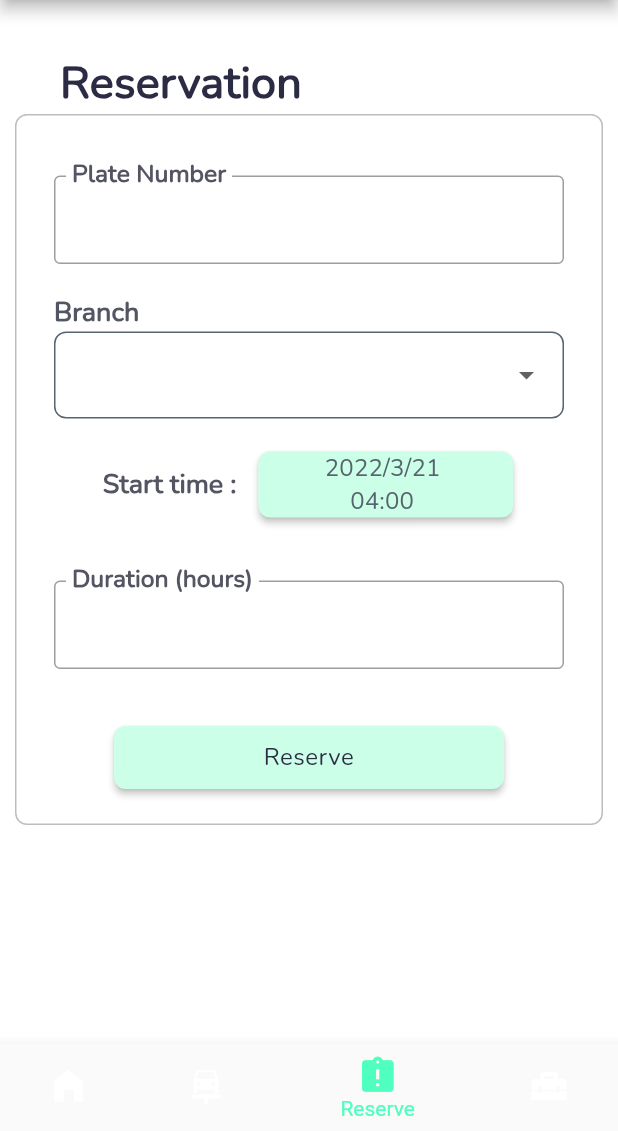
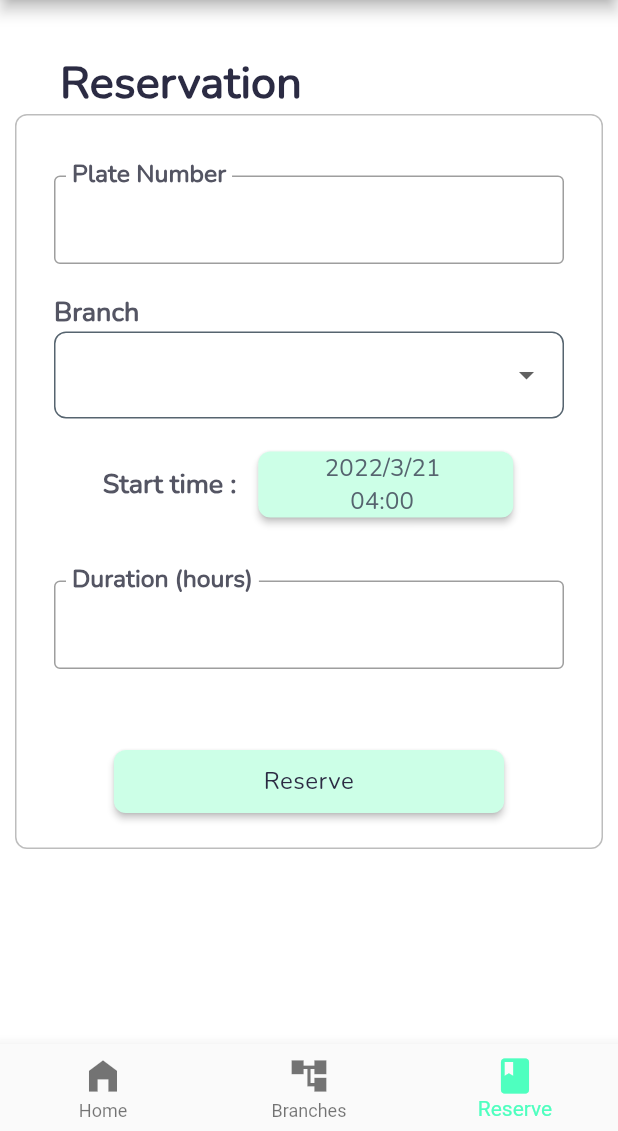
Before and after one commit to bekaDessalegn/Sheger-Parking, a Flutter app: the HomePage screen opened directly with empty values, item 3 of the bottom bar chosen, on a phone screen of 412 x 824 dp, the part 105-1236 px from its top. Run offline on Flutter 3.47's test engine with Material 2 defaults, Android fonts, the phone set to English and light mode, and no system bars; our stand-ins replace carousel_slider, flutter_svg, geolocator, google_maps_flutter; missing offline and left inert: time_picker_widget; network calls fail.

Commit message:
my commit

```diff
--- a/lib/models/ReservationDetails.dart
+++ b/lib/models/ReservationDetails.dart
@@ -1,6 +1,6 @@
 // ignore_for_file: file_names
 
-class Book {
+class ReservationDetails {
   final String id;
   final String client;
   final String reservationPlateNumber;
@@ -11,7 +11,7 @@ class Book {
   final int duration;
   final bool parked;
 
-  const Book({
+  const ReservationDetails({
     required this.id,
     required this.client,
     required this.reservationPlateNumber,
@@ -23,7 +23,7 @@ class Book {
     required this.parked,
   });
 
-  factory Book.fromJson(Map<String, dynamic> json) => Book(
+  factory ReservationDetails.fromJson(Map<String, dynamic> json) => ReservationDetails(
     id: json['id'],
     client: json['client'],
     reservationPlateNumber: json['reservationPlateNumber'],
--- a/lib/pages/EditProfile.dart
+++ b/lib/pages/EditProfile.dart
@@ -4,14 +4,11 @@
 import 'dart:convert';
 
 import 'package:sheger_parking/pages/ProfilePage.dart';
-import 'package:sheger_parking/pages/StartUpPage.dart';
-import 'package:flutter/gestures.dart';
 import 'package:flutter/material.dart';
 import 'package:http/http.dart' as http;
 
 import '../constants/colors.dart';
 import '../constants/strings.dart';
-import 'package:flutter_svg/flutter_svg.dart';
 
 class EditProfilePage extends StatefulWidget {
 
@@ -34,7 +31,7 @@ class _EditProfilePageState extends State<EditProfilePage> {
       'Accept': '*/*',
       'Content-Type': 'application/json'
     };
-    var url = Uri.parse('http://10.4.109.57:5000/token:qwhu67fv56frt5drfx45e/clients/${id}');
+    var url = Uri.parse('http://192.168.1.4:5000/token:qwhu67fv56frt5drfx45e/clients/${id}');
 
     var body = {
       "fullName": fullName,
--- a/lib/pages/HomePage.dart
+++ b/lib/pages/HomePage.dart
@@ -1,19 +1,14 @@
 // ignore: file_names
 // ignore_for_file: file_names, no_logic_in_create_state, prefer_const_constructors, prefer_const_literals_to_create_immutables
 
+
 import 'package:sheger_parking/pages/BranchesPage.dart';
-import 'package:sheger_parking/pages/EditReservation.dart';
-import 'package:sheger_parking/pages/NoReservation.dart';
 import 'package:sheger_parking/pages/ProfilePage.dart';
-import 'package:sheger_parking/pages/ReservationDetailsPage.dart';
-import 'package:flutter/gestures.dart';
 import 'package:flutter/material.dart';
 import 'package:sheger_parking/pages/Reservations.dart';
-import 'package:sheger_parking/pages/filter_network_list_page.dart';
 
 import '../constants/colors.dart';
 import '../constants/strings.dart';
-import 'package:flutter_svg/flutter_svg.dart';
 
 import 'ReservationPage.dart';
 
@@ -94,61 +89,9 @@ class _HomePageState extends State<HomePage> {
           phone: phone,
           email: email,
           passwordHash: passwordHash,
-          defaultPlateNumber: defaultPlateNumber),
-      FilterNetworkListPage()
+          defaultPlateNumber: defaultPlateNumber)
     ];
   }
-
-  dynamic infos = [
-    {
-      "plateNumber": "624875",
-      "time": "8:00 A.M",
-      "duration": "3 hrs",
-      "branch": "Branch 1"
-    },
-    {
-      "plateNumber": "215896",
-      "time": "4:00 A.M",
-      "duration": "6 hrs",
-      "branch": "Branch 2"
-    },
-    {
-      "plateNumber": "478563",
-      "time": "7:00 A.M",
-      "duration": "2 hrs",
-      "branch": "Branch 3"
-    },
-    {
-      "plateNumber": "015874",
-      "time": "1:00 A.M",
-      "duration": "4 hrs",
-      "branch": "Branch 4"
-    },
-    {
-      "plateNumber": "624875",
-      "time": "8:00 A.M",
-      "duration": "3 hrs",
-      "branch": "Branch 5"
-    },
-    {
-      "plateNumber": "215896",
-      "time": "4:00 A.M",
-      "duration": "6 hrs",
-      "branch": "Branch 6"
-    },
-    {
-      "plateNumber": "478563",
-      "time": "7:00 A.M",
-      "duration": "2 hrs",
-      "branch": "Branch 7"
-    },
-    {
-      "plateNumber": "015874",
-      "time": "1:00 A.M",
-      "duration": "4 hrs",
-      "branch": "Branch 8"
-    },
-  ];
 
   bool isDataEntered = true;
 
@@ -217,16 +160,12 @@ class _HomePageState extends State<HomePage> {
             label: "Home",
           ),
           BottomNavigationBarItem(
-            icon: Icon(Icons.car_repair),
+            icon: Icon(Icons.account_tree),
             label: "Branches",
           ),
           BottomNavigationBarItem(
-            icon: Icon(Icons.assignment_late),
+            icon: Icon(Icons.book),
             label: "Reserve",
-          ),
-          BottomNavigationBarItem(
-            icon: Icon(Icons.home_repair_service),
-            label: "Trial",
           ),
         ],
       ),
--- a/lib/pages/LoginPage.dart
+++ b/lib/pages/LoginPage.dart
@@ -31,7 +31,7 @@ class _LoginPageState extends State<LoginPage> {
       'Accept': '*/*',
       'Content-Type': 'application/json'
     };
-    var url = Uri.parse('http://10.4.109.57:5000/token:qwhu67fv56frt5drfx45e/clients/login');
+    var url = Uri.parse('http://192.168.1.4:5000/token:qwhu67fv56frt5drfx45e/clients/login');
 
     var body = {
       "phone": user.phone,
--- a/lib/pages/NoReservation.dart
+++ b/lib/pages/NoReservation.dart
@@ -1,7 +1,6 @@
 // ignore_for_file: file_names, sized_box_for_whitespace
 
 import 'package:flutter/material.dart';
-import 'package:flutter_svg/svg.dart';
 import 'package:sheger_parking/constants/colors.dart';
 
 class NoReservation extends StatelessWidget {
--- a/lib/pages/ProfilePage.dart
+++ b/lib/pages/ProfilePage.dart
@@ -1,9 +1,6 @@
 // ignore: file_names
 // ignore_for_file: file_names, prefer_const_constructors
 
-import 'dart:async';
-
-import 'package:sheger_parking/models/User.dart';
 import 'package:sheger_parking/pages/EditProfile.dart';
 import 'package:sheger_parking/pages/HomePage.dart';
 import 'package:sheger_parking/pages/StartUpPage.dart';
--- a/lib/pages/ReservationPage.dart
+++ b/lib/pages/ReservationPage.dart
@@ -8,11 +8,8 @@ import 'package:sheger_parking/models/Reservation.dart';
 import 'package:sheger_parking/pages/HomePage.dart';
 
 import '../constants/colors.dart';
-import '../constants/strings.dart';
 import 'package:time_picker_widget/time_picker_widget.dart';
 import 'package:http/http.dart' as http;
-
-import 'ProfilePage.dart';
 
 class ReservationPage extends StatefulWidget {
   String id, fullName, phone, email, passwordHash, defaultPlateNumber;
@@ -42,27 +39,25 @@ class _ReservationPageState extends State<ReservationPage> {
     'Branch 5',
     'Branch 6'
   ];
-  final duration = ['hours', 'days'];
-  String? duration_value = 'hours';
+
   String? value;
-  String price = "25";
 
   DateTime dateTime = DateTime(2022, 3, 21, 4, 0);
 
-  String plateNumber = "256542";
+  final _formKey = GlobalKey<FormState>();
 
-  final _formKey = GlobalKey<FormState>();
+  String? slotResponse;
 
   Future reserve() async {
     var headersList = {'Accept': '*/*', 'Content-Type': 'application/json'};
     var url = Uri.parse(
-        'http://10.4.109.57:5000/token:qwhu67fv56frt5drfx45e/reservations');
+        'http://192.168.1.4:5000/token:qwhu67fv56frt5drfx45e/reservations');
 
     var body = {
       "client": id,
       "reservationPlateNumber": reservation.reservationPlateNumber,
       "branch": reservation.branch,
-      "slot": 8,
+      "slot": 69,
       "price": 87,
       "startingTime": reservation.startingTime,
       "duration": reservation.duration
@@ -84,6 +79,9 @@ class _ReservationPageState extends State<ReservationPage> {
       String price = data["price"].toString();
       String duration = data["duration"].toString();
       String parked = data["parked"].toString();
+      setState(() {
+        slotResponse = "There is an available spot";
+      });
       print(resBody);
       Navigator.push(context, MaterialPageRoute(builder: (context) => HomePage(id: id, fullName: fullName, phone: phone, email: email, passwordHash: passwordHash, defaultPlateNumber: defaultPlateNumber,
           reservationId: reservationId,
@@ -91,9 +89,15 @@ class _ReservationPageState extends State<ReservationPage> {
           branch: branch,
           startTime: startingTime, slot: slot, price: price, duration: duration, parked: parked)));
     } else {
-      print(res.reasonPhrase);
+      var data = json.decode(resBody);
+      setState(() {
+        slotResponse = data["message"];
+      });
+      print(resBody);
     }
   }
+
+
 
   Reservation reservation = Reservation("", "", "", 0, "", 0, 0);
 
@@ -354,6 +358,17 @@ class _ReservationPageState extends State<ReservationPage> {
                     //           ),
                     //         ),
                     //   ),
+                    (slotResponse == "No_Available_Slot") ?
+                    Padding(
+                      padding: const EdgeInsets.only(top: 15, left: 25),
+                      child: Text("No Available Slot",
+                        style: TextStyle(
+                            color: Colors.redAccent,
+                            fontWeight: FontWeight.bold,
+                            fontSize: 15
+                        ),
+                      ),
+                    ) : Text(""),
                     Padding(
                       padding: EdgeInsets.fromLTRB(0, 35, 0, 20),
                       child: Center(
@@ -439,20 +454,20 @@ class _ReservationPageState extends State<ReservationPage> {
         ),
       );
 
-  DropdownMenuItem<String> buildMenuDuration(String duration) =>
-      DropdownMenuItem(
-        value: duration,
-        child: Text(
-          duration,
-          style: TextStyle(
-            color: Col.Onbackground,
-            fontSize: 18,
-            fontFamily: 'Nunito',
-            letterSpacing: 0.3,
-          ),
-          textAlign: TextAlign.center,
-        ),
-      );
+  // DropdownMenuItem<String> buildMenuDuration(String duration) =>
+  //     DropdownMenuItem(
+  //       value: duration,
+  //       child: Text(
+  //         duration,
+  //         style: TextStyle(
+  //           color: Col.Onbackground,
+  //           fontSize: 18,
+  //           fontFamily: 'Nunito',
+  //           letterSpacing: 0.3,
+  //         ),
+  //         textAlign: TextAlign.center,
+  //       ),
+  //     );
 
   Future<DateTime?> pickDate() => showDatePicker(
       context: context,
--- a/lib/pages/SignUpPage.dart
+++ b/lib/pages/SignUpPage.dart
@@ -30,7 +30,7 @@ class _SignUpPageState extends State<SignUpPage> {
       'Accept': '*/*',
       'Content-Type': 'application/json'
     };
-    var url = Uri.parse('http://10.4.109.57:5000/token:qwhu67fv56frt5drfx45e/clients/signup');
+    var url = Uri.parse('http://192.168.1.4:5000/token:qwhu67fv56frt5drfx45e/clients/signup');
 
     var body = {
       "fullName": user.fullName,
@@ -63,7 +63,7 @@ class _SignUpPageState extends State<SignUpPage> {
       'Accept': '*/*',
       'Content-Type': 'application/json'
     };
-    var url = Uri.parse('http://10.4.109.57:5000/token:qwhu67fv56frt5drfx45e/clients');
+    var url = Uri.parse('http://192.168.1.4:5000/token:qwhu67fv56frt5drfx45e/clients');
 
     var body = {
       "fullName": user.fullName,
@@ -305,7 +305,6 @@ class _SignUpPageState extends State<SignUpPage> {
                             borderSide: BorderSide(color: Colors.red),
                           ),
                         ),
-                        keyboardType: TextInputType.number,
                       ),
                     ),
                   ),
```
Also changed, not shown: lib/api/reservations_api.dart (deleted, +0 -27 lines), lib/models/BranchDetails.dart (added, +41 -0 lines), lib/pages/BranchesPage.dart (+84 -34 lines), lib/pages/EditReservation.dart (+36 -37 lines), lib/pages/ReservationDetailsPage.dart (+0 -7 lines), lib/pages/Reservations.dart (+114 -69 lines), lib/pages/filter_network_list_page.dart (+18 -19 lines).
